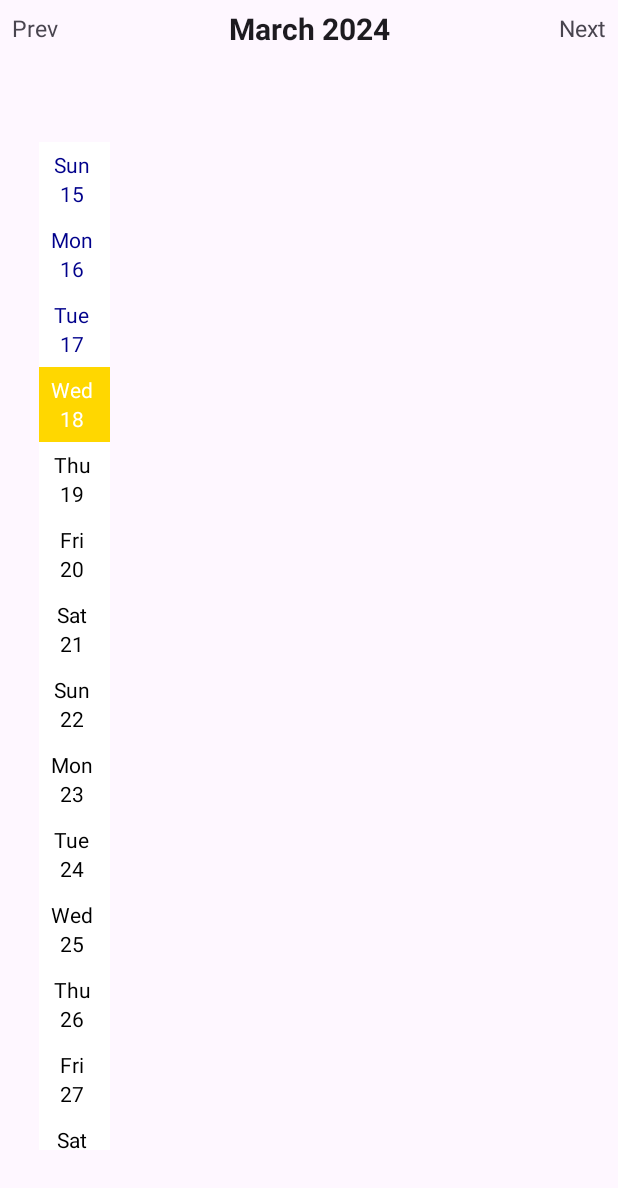
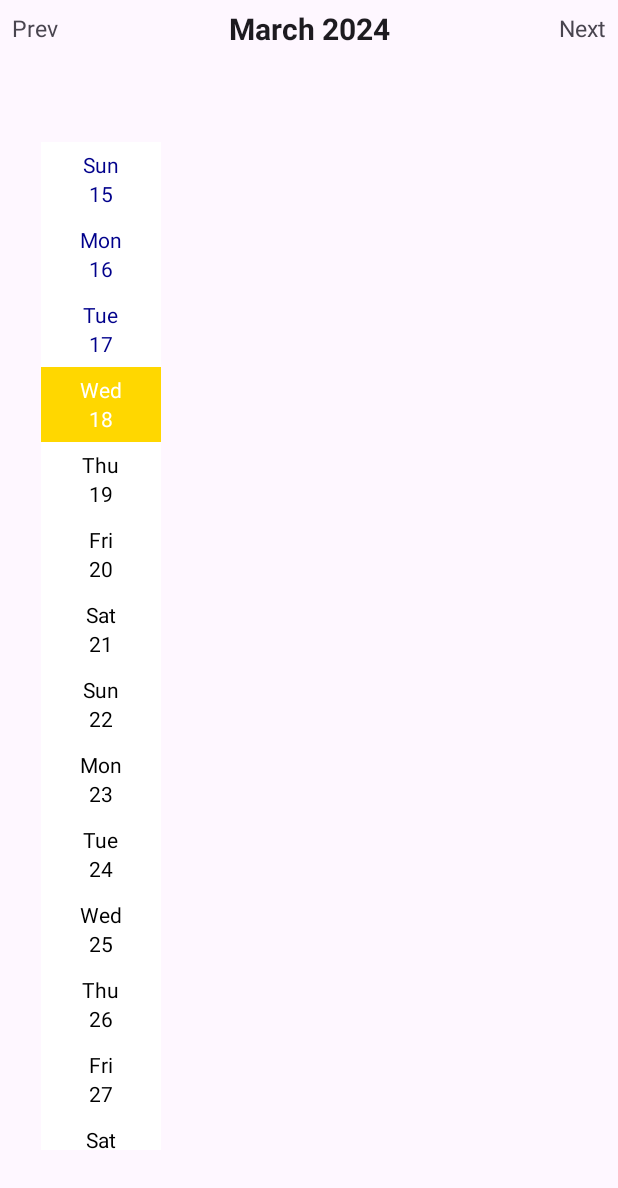
Before and after one commit to shivam-sharma02/Calendar-APP, an Android app: the screen it shows after launch (MainActivity), on a phone screen of 412 x 824 dp. Shown: the top 1188 px of the screen. Run offline under Robolectric (Android 15) with nearby library versions, the phone set to English and light mode, and no system bars.

Commit message:
Basic Correct UI implemented

```diff
--- a/app/src/main/res/layout/custom_calendar.xml
+++ b/app/src/main/res/layout/custom_calendar.xml
@@ -5,37 +5,9 @@
     android:id="@+id/calendar_constraint_layout"
     xmlns:app="http://schemas.android.com/apk/res-auto">
 
-<!--    <LinearLayout-->
-<!--        android:orientation="vertical"-->
-<!--        android:layout_width="match_parent"-->
-<!--        android:layout_height="wrap_content"-->
-<!--        android:id="@+id/calendar_linear_layout"-->
-<!--        android:gravity="center">-->
-
-<!--        <TextView-->
-<!--            android:id="@+id/txt_day"-->
-<!--            android:layout_width="wrap_content"-->
-<!--            android:layout_height="wrap_content"-->
-<!--            android:layout_gravity="center"-->
-<!--            app:layout_constraintStart_toStartOf="parent"-->
-<!--            app:layout_constraintTop_toTopOf="parent"-->
-<!--            app:layout_constraintBottom_toTopOf="@id/txt_date"-->
-<!--            android:text="Day" />-->
-
-<!--        <TextView-->
-<!--            android:id="@+id/txt_date"-->
-<!--            android:layout_width="wrap_content"-->
-<!--            android:layout_height="wrap_content"-->
-<!--            android:layout_gravity="center"-->
-<!--            app:layout_constraintStart_toStartOf="parent"-->
-<!--            app:layout_constraintRight_toLeftOf="@+id/eventRecycle"-->
-<!--            app:layout_constraintTop_toBottomOf="@+id/txt_day"-->
-<!--            app:layout_constraintBottom_toBottomOf="@+id/txt_day"-->
-<!--            android:text="date" />-->
-
     <LinearLayout
         android:id="@+id/calendar_linear_layout"
-        android:layout_width="50dp"
+        android:layout_width="80dp"
         android:layout_height="50dp"
         android:gravity="center"
         android:orientation="vertical"
@@ -61,7 +33,7 @@
 
     <androidx.recyclerview.widget.RecyclerView
         android:id="@+id/eventRecycle"
-        android:layout_width="280dp"
+        android:layout_width="200dp"
         android:layout_height="wrap_content"
         app:layout_constraintEnd_toEndOf="parent"
         android:layout_marginEnd="15dp"
@@ -76,6 +48,4 @@
             app:layout_constraintEnd_toEndOf="parent"
             app:layout_constraintStart_toEndOf="@+id/eventRecycle"/>
 
-<!--    </LinearLayout>-->
-
 </androidx.constraintlayout.widget.ConstraintLayout>
```
